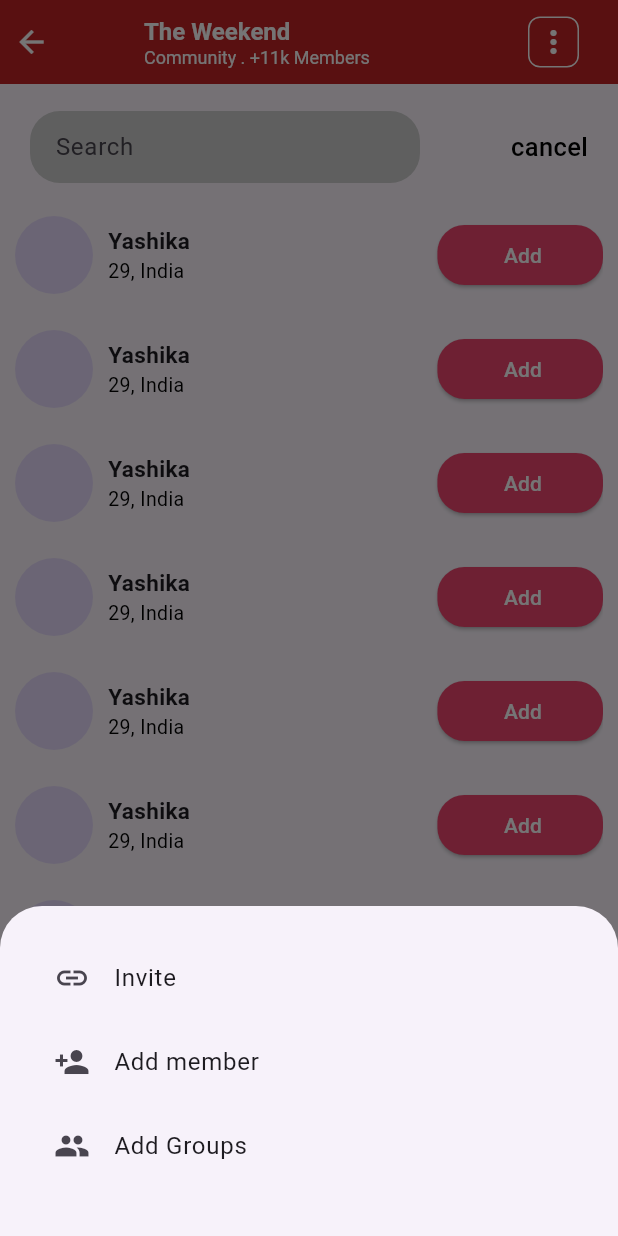
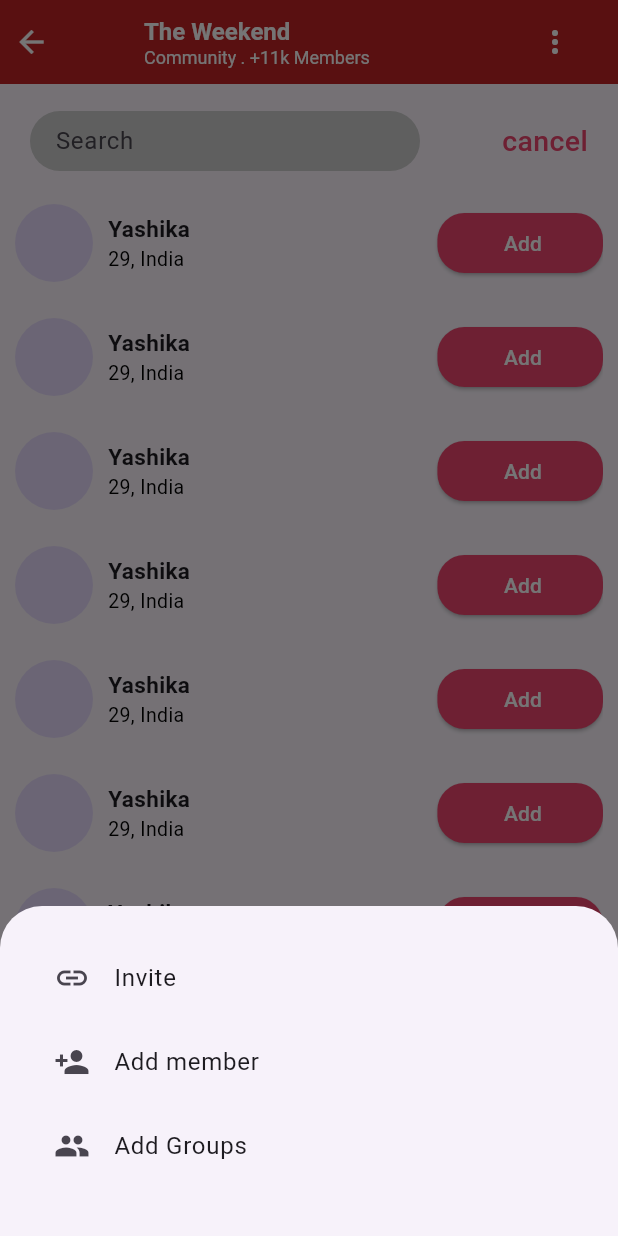
Before and after one commit to c-o-d-e-y-o-d-a/internshipTask, a Flutter app: the SearchScreen screen opened directly, after a tap on the "more vert" icon, on a phone screen of 412 x 824 dp. Run offline on Flutter 3.47's test engine with Material 3 defaults, Android fonts, the phone set to English and light mode, and no system bars; our stand-ins replace get, readmore.

Commit message:
fixed icon on search screen

```diff
--- a/internship_task/lib/components/searchPageContent.dart
+++ b/internship_task/lib/components/searchPageContent.dart
@@ -24,6 +24,7 @@ class _SearchPageContentState extends State<SearchPageContent> {
                 children: [
                 SizedBox(
           width: 260,
+          height: 40,
           child: TextField(
 
             decoration: InputDecoration(
@@ -45,8 +46,8 @@ class _SearchPageContentState extends State<SearchPageContent> {
 
                 Text('cancel',
                 style: TextStyle(
-                  fontSize:  17,
-                  color: Colors.black,
+                  fontSize:  19,
+                  color: sec,
                   fontWeight: FontWeight.w500
                 ),
                 ),
--- a/internship_task/lib/search_screen.dart
+++ b/internship_task/lib/search_screen.dart
@@ -111,12 +111,7 @@ class SearchScreen extends StatelessWidget {
             },
             child: Container(
               padding: EdgeInsets.all(4),
-              decoration: BoxDecoration(
-                border: Border.all(color: Colors.white),
-                shape: BoxShape.rectangle,
-                borderRadius: BorderRadius.circular(8.0),
-                color: Colors.transparent,
-              ),
+
               child: Icon(
                 Icons.more_vert,
                 color: Colors.white,
```
